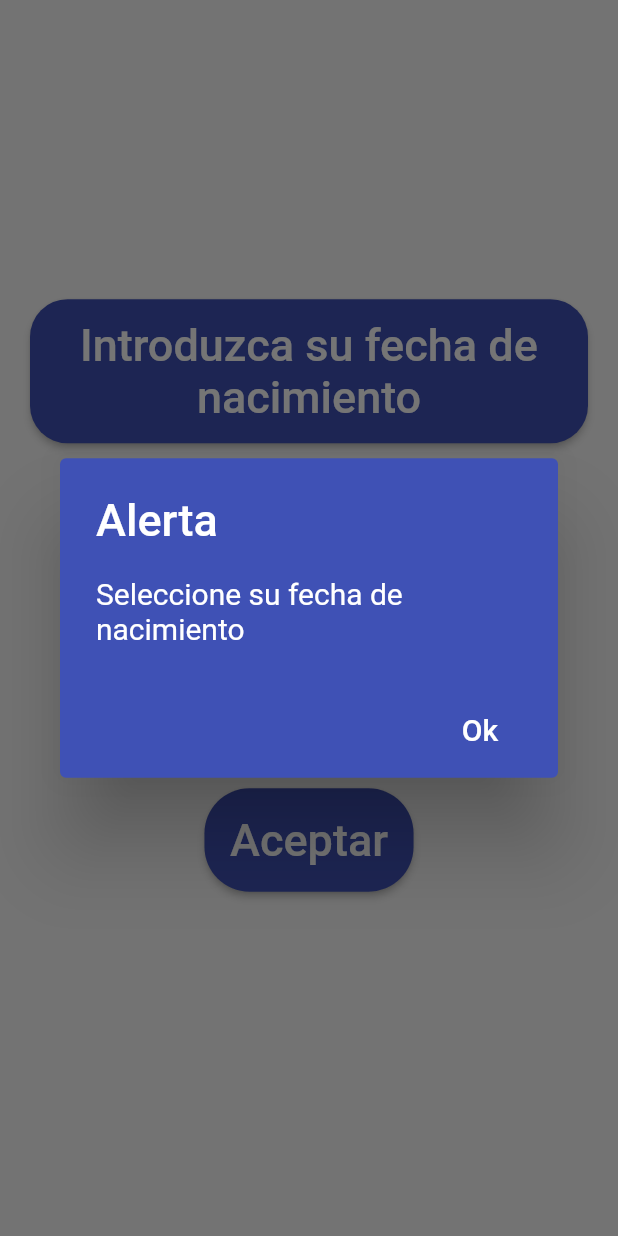
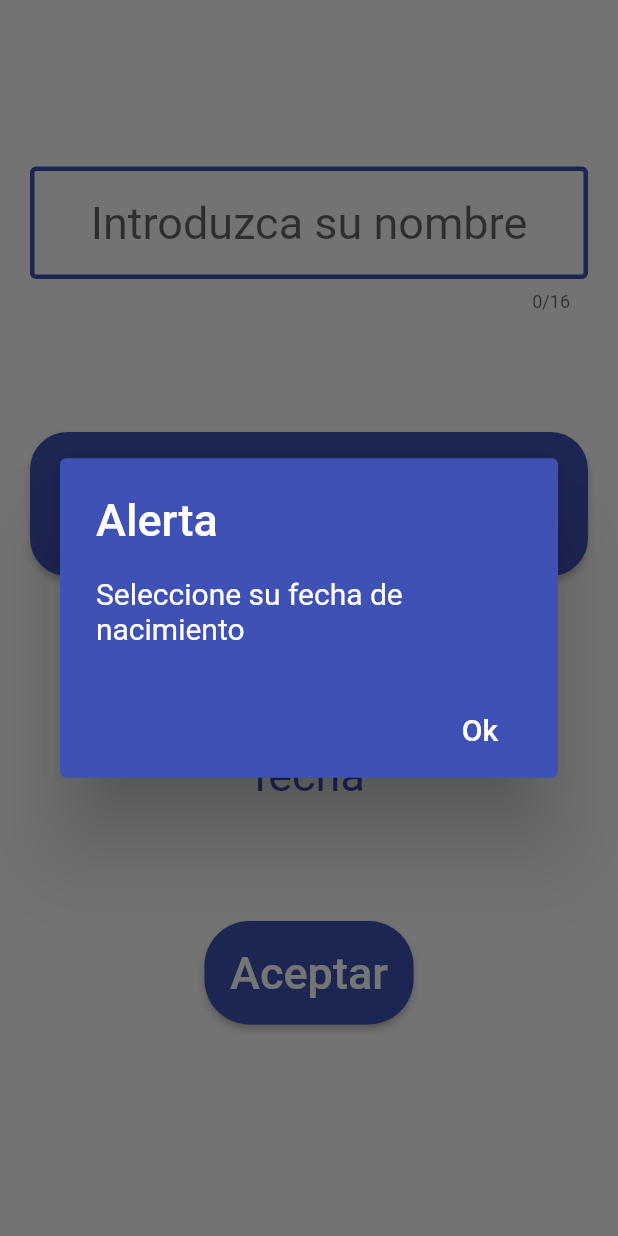
Before and after one commit to jrecaspiorno/once-trainer, a Flutter app: the DatePicker screen opened directly, after a tap on "Aceptar", on a phone screen of 412 x 824 dp. Run offline on Flutter 3.47's test engine with Material 2 defaults, Android fonts, the light colour scheme and no system bars; our stand-ins replace audioplayers, charts_flutter, firebase_auth, firebase_core, font_awesome_flutter, get_it and 7 more; missing offline and left inert: apple_sign_in, dart:ffi, googleapis, health, translator; accounts and stored records are empty; generated files the repository leaves out were written again.

Commit message:
Arregladas cosas y añadido cambiar nombre

```diff
--- a/lib/Ayuda/ayuda.dart
+++ b/lib/Ayuda/ayuda.dart
@@ -12,7 +12,7 @@ class MyHelp extends StatelessWidget {
           onPressed: _navigationService.goBack,
         ),
         title: Text("Manual"),
-        backgroundColor: Colors.indigo,
+        backgroundColor: Colors.green,
       ),
 
       body: Container(
--- a/lib/Data/moor_database.dart
+++ b/lib/Data/moor_database.dart
@@ -64,6 +64,7 @@ class UsuarioDAO extends DatabaseAccessor<AppDatabase> with _$UsuarioDAOMixin {
   Future updateEdad(String id, DateTime edad) =>
       (update(usuario)..where((t) => t.id.like(id)))
           .write(UsuarioData(edad: edad));
+  Future updateNombre(String id, String name) => (update(usuario)..where((t) => t.id.like(id))).write(UsuarioData(nombre: name));
   Future insertBackIdIntoUser(String bid, String uid) =>
       (update(usuario)..where((t) => t.id.like(uid)))
           .write(UsuarioData(backupid: bid));
--- a/lib/DriveBackup/BackupView.dart
+++ b/lib/DriveBackup/BackupView.dart
@@ -58,7 +58,7 @@ class BackupButton extends StatelessWidget {
           shape:
               RoundedRectangleBorder(borderRadius: BorderRadius.circular(15)),
           onPressed: () => alerta.showAlertDialog2(),
-          color: Colors.indigo,
+          color: Colors.deepPurple,
           textColor: Colors.white,
           padding: EdgeInsets.all(24.0),
         ),
--- a/lib/DriveBackup/RestoreView.dart
+++ b/lib/DriveBackup/RestoreView.dart
@@ -58,7 +58,7 @@ class RestoreButton extends StatelessWidget {
           shape:
               RoundedRectangleBorder(borderRadius: BorderRadius.circular(15)),
           onPressed: () => alerta.showAlertDialog2(),
-          color: Colors.indigo,
+          color: Colors.deepPurple,
           textColor: Colors.white,
           padding: EdgeInsets.all(24.0),
         ),
--- a/lib/Historial/EntradaBuild.dart
+++ b/lib/Historial/EntradaBuild.dart
@@ -39,7 +39,7 @@ class BuildHistEntry extends StatelessWidget {
   Historial entry;
   HistorialDAO dao;
   TextStyle t1 = TextStyle(
-    color: Colors.indigo,
+    color: Colors.deepPurple,
     fontSize: 30,
   );
   TextStyle t2 = TextStyle(
@@ -80,7 +80,7 @@ class BuildHistEntry extends StatelessWidget {
           onPressed: _navigationService.goBack,
         ),
         title: Text(entry.ejercicio),
-        backgroundColor: Colors.indigo,
+        backgroundColor: Colors.deepPurple,
       ),
       body: Center(
         child:
--- a/lib/Historial/HistorialBuild.dart
+++ b/lib/Historial/HistorialBuild.dart
@@ -43,7 +43,7 @@ class _MyHistoryState extends State<MyHistory> {
               onPressed: _navigationService.goBack,
             ),
             title: Text('Tu historial'),
-            backgroundColor: Colors.indigo,
+            backgroundColor: Colors.deepPurple,
           ),
           extendBodyBehindAppBar: false,
           body: Container(
@@ -80,7 +80,7 @@ class _MyHistoryState extends State<MyHistory> {
                                       route.ActividadPage,
                                       arguments: l);
                                 },
-                                color: Colors.indigo,
+                                color: Colors.deepPurple,
                                 textColor: Colors.white,
                                 padding: EdgeInsets.all(24.0),
                                 child: Text(
--- a/lib/NavigationTools/RouteManager.dart
+++ b/lib/NavigationTools/RouteManager.dart
@@ -8,6 +8,7 @@ import 'package:flutterapp/NavigationTools/routes_path.dart' as routes;
 import 'package:flutterapp/Perfil/Ajustes.dart';
 import 'package:flutterapp/Perfil/Dificultad.dart';
 import 'package:flutterapp/Perfil/Dolencias.dart';
+import 'package:flutterapp/Perfil/EditarNombre.dart';
 import 'package:flutterapp/Perfil/EditarPerfil.dart';
 import 'package:flutterapp/Perfil/Perfil.dart';
 import 'package:flutterapp/Perfil/historialClinico.dart';
@@ -84,6 +85,8 @@ class RouteGenerator {
 
       case routes.AyudaPage:
         return MaterialPageRoute(builder: (_) => MyHelp());
+      case routes.EditarNombrePage:
+        return MaterialPageRoute(builder: (_) => EditName( id: args,));
     }
   }
 }
--- a/lib/NavigationTools/routes_path.dart
+++ b/lib/NavigationTools/routes_path.dart
@@ -11,5 +11,5 @@ const String SacaDatosPage = "/SacaDatos";
 const String RecomdadorPage = "/Recomendador";
 const String AjustesPage = "/Ajustes";
 const String DificultadPage = "/Dificultad";
-
+const String EditarNombrePage = "/Editar Nombre";
 const String AyudaPage = "/Ayuda";
--- a/lib/Perfil/Dificultad.dart
+++ b/lib/Perfil/Dificultad.dart
@@ -33,7 +33,7 @@ class Dificultad extends StatelessWidget {
             fontWeight: FontWeight.bold,
           ),
         ),
-        color: Colors.indigo,
+        color: Colors.deepPurple,
         padding: EdgeInsets.all(15.0),
       ),
     );
@@ -45,7 +45,7 @@ class Dificultad extends StatelessWidget {
     return Scaffold(
       appBar: AppBar(
         title: Text('Dificultad'),
-        backgroundColor: Colors.indigo,
+        backgroundColor: Colors.deepPurple,
       ),
       body: Container(
         child: Center(
--- a/lib/Perfil/Dolencias.dart
+++ b/lib/Perfil/Dolencias.dart
@@ -48,7 +48,7 @@ class _StateDolencias extends State<Dolencias> {
               Navigator.pop(context);
             }),
             title: Text("Dolencias"),
-            backgroundColor: Colors.indigo,
+            backgroundColor: Colors.deepPurple,
           ),
           body: FutureBuilder(
               future: getRestricciones(context),
--- a/lib/Perfil/historialClinico.dart
+++ b/lib/Perfil/historialClinico.dart
@@ -17,7 +17,7 @@ class MyHistorial extends StatelessWidget {
           onPressed: _navigationService.goBack,
         ),
         title: Text("Historial Clínico"),
-        backgroundColor: Colors.indigo,
+        backgroundColor: Colors.deepPurple,
       ),
       body: MenuView(context),
     );
@@ -55,7 +55,7 @@ class MyHistorial extends StatelessWidget {
                 RoundedRectangleBorder(borderRadius: BorderRadius.circular(15)),
             onPressed: () => _navigationService.navigateTo(route.SacaDatosPage,
                 arguments: tipo),
-            color: Colors.indigo,
+            color: Colors.deepPurple,
             textColor: Colors.white,
             padding: EdgeInsets.all(24.0),
             child: Text(label, style: TextStyle(fontSize: 30), textAlign: TextAlign.center,),
--- a/lib/Registro/DatePicker/DatePicker.dart
+++ b/lib/Registro/DatePicker/DatePicker.dart
@@ -16,8 +16,18 @@ class DatePicker extends StatefulWidget {
 
 class _DatePickerState extends State<DatePicker> {
   DateTime _dateTime;
+  final nameController = TextEditingController();
+
+  @override
+  void dispose() {
+    nameController.dispose();
+    super.dispose();
+  }
 
   Widget _dateBuilder(BuildContext context) {
+    var state = Provider.of<LoginState>(context, listen: false);
+    String name = state.getName();
+
     return Scaffold(
       body: Center(
         child: Consumer<LoginState>(
@@ -32,6 +42,12 @@ class _DatePickerState extends State<DatePicker> {
             shrinkWrap: true,
             padding: const EdgeInsets.all(20.0),
             children: <Widget>[
+              if (name == null) nameSel(),
+
+              Padding(
+                padding: EdgeInsets.all(40),
+              ),
+
               dateSel(),
 
               Padding(
@@ -58,13 +74,43 @@ class _DatePickerState extends State<DatePicker> {
     );
   }
 
+  Widget nameSel() {
+    return Center(
+      child: TextField(
+        textAlign: TextAlign.center,
+        controller: nameController,
+        maxLength: 16,
+        autocorrect: true,
+        style: TextStyle(
+          fontSize: 30,
+          color: Colors.indigo,
+        ),
+        decoration: InputDecoration(
+            alignLabelWithHint: true,
+            focusedBorder: OutlineInputBorder(
+                borderSide: BorderSide(
+                  color: Colors.indigo,
+                  width: 3.0,
+                  style: BorderStyle.solid,
+                )),
+            enabledBorder: OutlineInputBorder(
+                borderSide: BorderSide(
+                  color: Colors.indigo,
+                  width: 3.0,
+                  style: BorderStyle.solid,
+            )),
+            hintText: "Introduzca su nombre"),
+      ),
+    );
+  }
+
   Widget dateSel() {
     return Center(
       child: RaisedButton(
         shape: RoundedRectangleBorder(borderRadius: BorderRadius.circular(25)),
         color: Colors.indigo,
         padding: EdgeInsets.all(13.0),
-        autofocus: true,
+        autofocus: false,
         child: Text(
           'Introduzca su fecha de nacimiento',
           textAlign: TextAlign.center,
@@ -75,7 +121,6 @@ class _DatePickerState extends State<DatePicker> {
         ),
         onPressed: () {
           showDatePicker(
-
                   builder: (context, child) => Theme(
                         child: child,
                         data: ThemeData.light().copyWith(
@@ -87,7 +132,6 @@ class _DatePickerState extends State<DatePicker> {
                               textTheme: ButtonTextTheme.primary),
                         ),
                       ),
-
                   initialEntryMode: DatePickerEntryMode.input,
                   helpText: "Introduzca su fecha de nacimiento",
                   fieldLabelText: "Fecha",
@@ -120,7 +164,10 @@ class _DatePickerState extends State<DatePicker> {
       ),
     );
   }
-
+  bool validName(String name){
+    if(name == " " || name == "" ) return false;
+    else return true;
+  }
   String dateTimeToString(DateTime _dateTime) {
     String day = _dateTime.day.toString();
     String month = _dateTime.month.toString();
@@ -129,6 +176,8 @@ class _DatePickerState extends State<DatePicker> {
   }
 
   Widget buttoAccept(BuildContext context) {
+    var state = Provider.of<LoginState>(context, listen: false);
+    String name = state.getName();
     final database = Provider.of<AppDatabase>(context);
     Alerts alert;
     return Center(
@@ -141,16 +190,21 @@ class _DatePickerState extends State<DatePicker> {
           style: TextStyle(color: Colors.white, fontSize: 30),
         ),
         onPressed: () {
-          if (_dateTime != null) {
-            context.read<LoginState>().insertarFecha(_dateTime);
+          if (_dateTime != null && (nameController.text != "" || name != null)) {
+            if(nameController.text != "")context.read<LoginState>().insertarFecha(_dateTime, nameController.text);
+            else context.read<LoginState>().insertarFecha(_dateTime);
             context.read<LoginState>().insert(database);
           } else {
+            var message;
+            if(_dateTime == null && validName(nameController.text)) message = "Introduza su nombre y fecha de nacimiento";
+            if(_dateTime == null &&  !validName(nameController.text)) message = "Seleccione su fecha de nacimiento";
+            if(_dateTime != null &&  validName(nameController.text)) message = "Introduzca su nombre";
             alert = Alerts(
               context: context,
               firstButtonText: "Ok",
               fun1: () => Navigator.of(context).pop(),
               title: "Alerta",
-              message: "Seleccione su fecha de nacimiento",
+              message: message,
             );
             alert.showAlertDialog();
             //alert.OneOptionAlert("Ok", context, fun1, "Alerta", "Seleccione su fecha de nacimiento");
--- a/lib/pulsera/datosHistorial/sacaImprimeSemana.dart
+++ b/lib/pulsera/datosHistorial/sacaImprimeSemana.dart
@@ -307,7 +307,7 @@ class _MySacaImprime extends State<MySaca> {
           },
         ),
         title: Text("${mytipoEsp}"),
-        backgroundColor: Colors.indigo,
+        backgroundColor: Colors.deepPurple,
       ),
       body: _healthDataList.isEmpty
           ? Center(
```
Also changed, not shown: lib/Perfil/Ajustes.dart (+5 -4 lines), lib/Perfil/EditarNombre.dart (added, +128 -0 lines), lib/Perfil/EditarPerfil.dart (+8 -8 lines), lib/Perfil/Perfil.dart (+17 -9 lines), lib/Registro/SignUpState.dart (+10 -8 lines).
